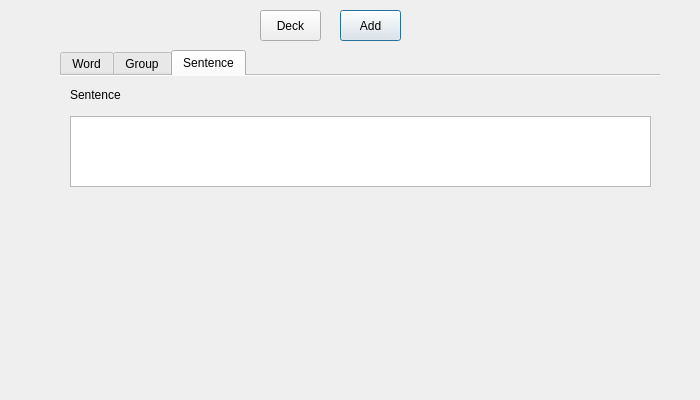
First picture: the form in designer/flashcardmaker.ui, repository illuminati360/GFCM, before the edit.
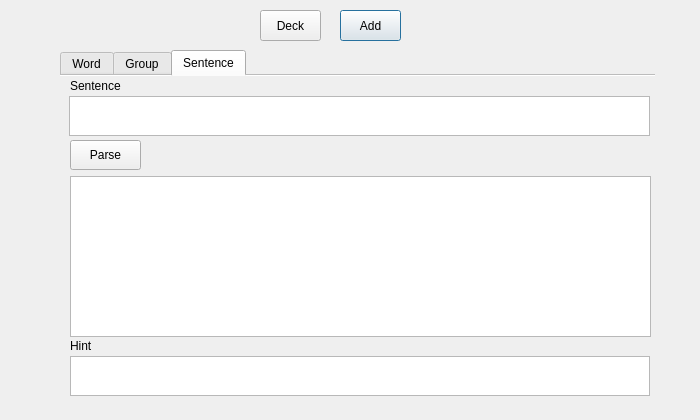
Second picture: the form after the edit. The open tabs and pages were chosen to show the change. Icons and pictures are not drawn.

What changed in the file:
```diff
--- a/designer/flashcardmaker.ui
+++ b/designer/flashcardmaker.ui
@@ -10,7 +10,7 @@
     <x>0</x>
     <y>0</y>
     <width>700</width>
-    <height>400</height>
+    <height>420</height>
    </rect>
   </property>
   <property name="sizePolicy">
@@ -59,8 +59,8 @@
     <rect>
      <x>60</x>
      <y>50</y>
-     <width>600</width>
-     <height>350</height>
+     <width>595</width>
+     <height>361</height>
     </rect>
    </property>
    <property name="sizePolicy">
@@ -507,9 +507,9 @@
      <property name="geometry">
       <rect>
        <x>10</x>
-       <y>10</y>
+       <y>0</y>
        <width>58</width>
-       <height>18</height>
+       <height>20</height>
       </rect>
      </property>
      <property name="text">
@@ -519,11 +519,66 @@
     <widget class="QPlainTextEdit" name="sentence_text">
      <property name="geometry">
       <rect>
+       <x>9</x>
+       <y>20</y>
+       <width>581</width>
+       <height>40</height>
+      </rect>
+     </property>
+    </widget>
+    <widget class="QLabel" name="sentence_hint_label">
+     <property name="geometry">
+      <rect>
        <x>10</x>
-       <y>40</y>
+       <y>260</y>
+       <width>58</width>
+       <height>20</height>
+      </rect>
+     </property>
+     <property name="text">
+      <string>Hint</string>
+     </property>
+    </widget>
+    <widget class="QPlainTextEdit" name="sentence_hint_text">
+     <property name="geometry">
+      <rect>
+       <x>10</x>
+       <y>280</y>
+       <width>580</width>
+       <height>40</height>
+      </rect>
+     </property>
+    </widget>
+    <widget class="QTableWidget" name="tags_table">
+     <property name="geometry">
+      <rect>
+       <x>10</x>
+       <y>100</y>
        <width>581</width>
-       <height>71</height>
+       <height>161</height>
       </rect>
+     </property>
+     <property name="columnCount">
+      <number>0</number>
+     </property>
+     <attribute name="horizontalHeaderCascadingSectionResizes">
+      <bool>false</bool>
+     </attribute>
+     <attribute name="horizontalHeaderDefaultSectionSize">
+      <number>100</number>
+     </attribute>
+    </widget>
+    <widget class="QPushButton" name="parse_button">
+     <property name="geometry">
+      <rect>
+       <x>10</x>
+       <y>64</y>
+       <width>71</width>
+       <height>30</height>
+      </rect>
+     </property>
+     <property name="text">
+      <string>Parse</string>
      </property>
     </widget>
    </widget>
```
